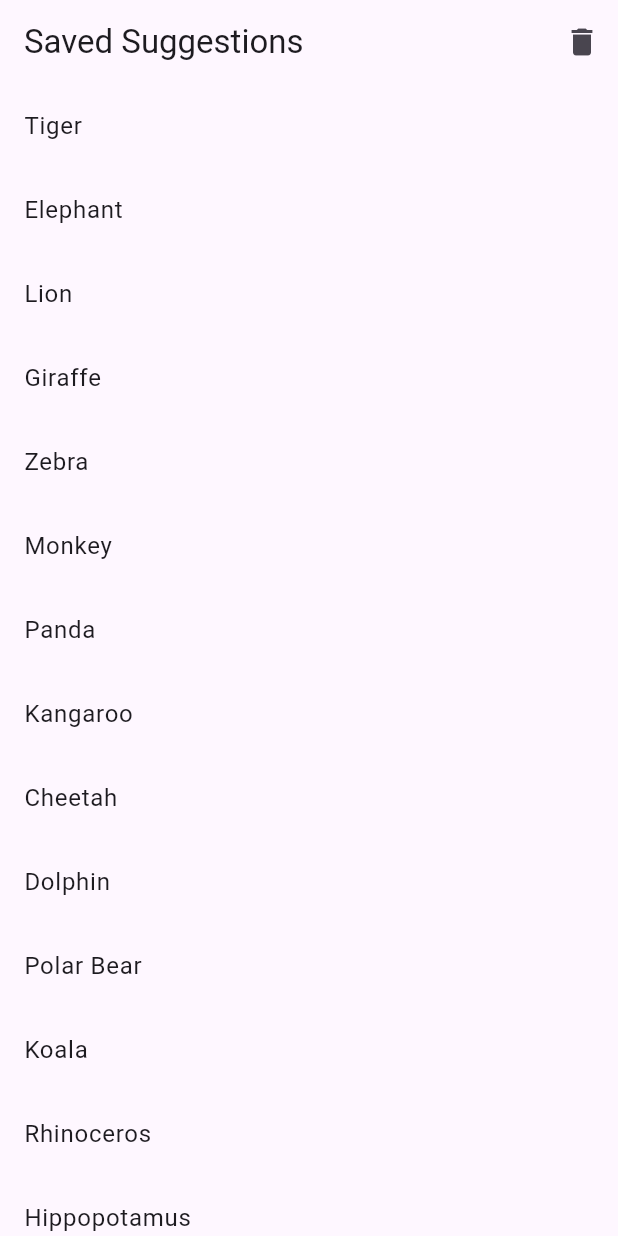
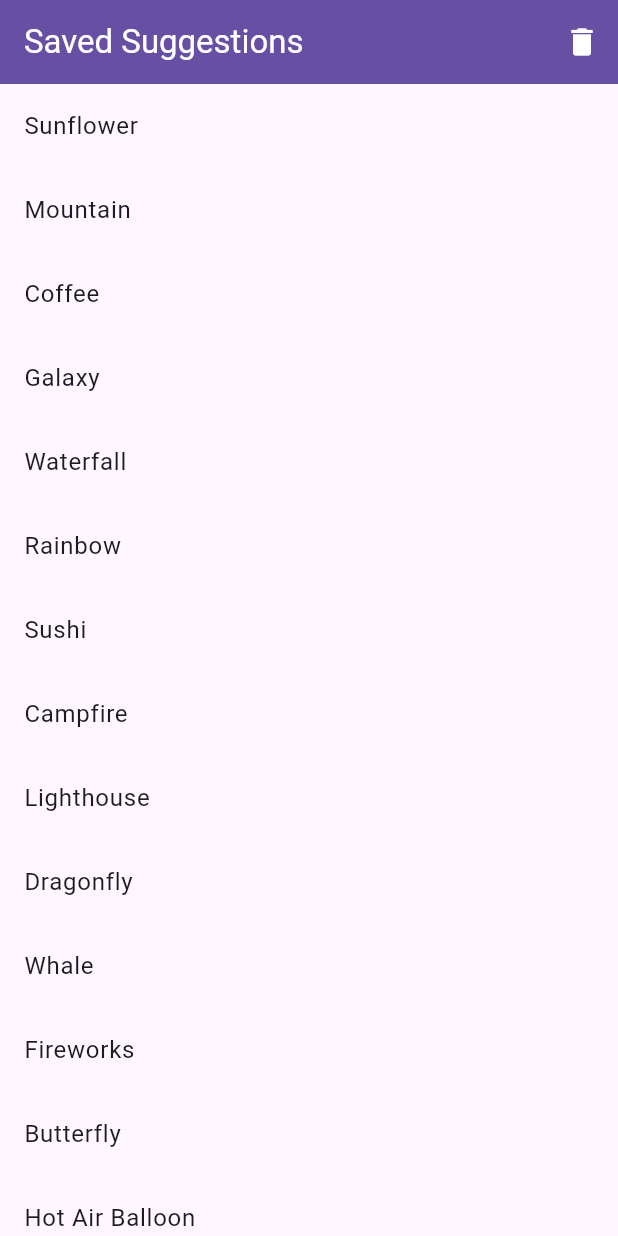
Before and after one commit to ALIRAZA17/MAD-Lab6, a Flutter app: the screen it shows after launch, on a phone screen of 412 x 824 dp. Run offline on Flutter 3.47's test engine with Material 3 defaults, Android fonts, the phone set to English and light mode, and no system bars.

Commit message:
some changes

```diff
--- a/Task2/lib/main.dart
+++ b/Task2/lib/main.dart
@@ -15,6 +15,7 @@ class MyApp extends StatelessWidget {
         primarySwatch: Colors.purple,
       ),
       home: const SavedSuggestionsScreen(),
+      debugShowCheckedModeBanner: false,
     );
   }
 }
@@ -28,33 +29,32 @@ class SavedSuggestionsScreen extends StatefulWidget {
 
 class _SavedSuggestionsScreenState extends State<SavedSuggestionsScreen> {
   final List<String> savedSuggestions = [
-    "Tiger",
-    "Elephant",
-    "Lion",
-    "Giraffe",
-    "Zebra",
-    "Monkey",
-    "Panda",
-    "Kangaroo",
-    "Cheetah",
-    "Dolphin",
-    "Polar Bear",
-    "Koala",
-    "Rhinoceros",
-    "Hippopotamus",
-    "Gorilla",
-    "Penguin",
-    "Jaguar",
-    "Sloth",
-    "Crocodile",
-    "Orangutan",
-    "Chimpanzee",
-    "Ostrich",
-    "Octopus",
-    "Bald Eagle",
-    "Raccoon",
+    "Sunflower",
+    "Mountain",
+    "Coffee",
+    "Galaxy",
+    "Waterfall",
+    "Rainbow",
+    "Sushi",
+    "Campfire",
+    "Lighthouse",
+    "Dragonfly",
+    "Whale",
+    "Fireworks",
+    "Butterfly",
+    "Hot Air Balloon",
+    "Thunderstorm",
+    "Maple Tree",
+    "Desert Oasis",
+    "Northern Lights",
+    "Moonlight",
+    "Crystal",
+    "Space Shuttle",
+    "Tornado",
+    "Aurora",
+    "Rainforest",
+    "Volcano"
   ];
-
   List<bool> isSelected = List.generate(25, (_) => false);
 
   bool anyItemSelected() {
@@ -76,10 +76,17 @@ class _SavedSuggestionsScreenState extends State<SavedSuggestionsScreen> {
   Widget build(BuildContext context) {
     return Scaffold(
       appBar: AppBar(
-        title: const Text('Saved Suggestions'),
+        title: const Text(
+          'Saved Suggestions',
+          style: TextStyle(
+            color: Colors.white,
+          ),
+        ),
+        backgroundColor: Theme.of(context).primaryColor,
         actions: [
           IconButton(
             icon: const Icon(Icons.delete),
+            color: Colors.white,
             onPressed: () {
               if (anyItemSelected()) {
                 _showConfirmationDialog();
```
